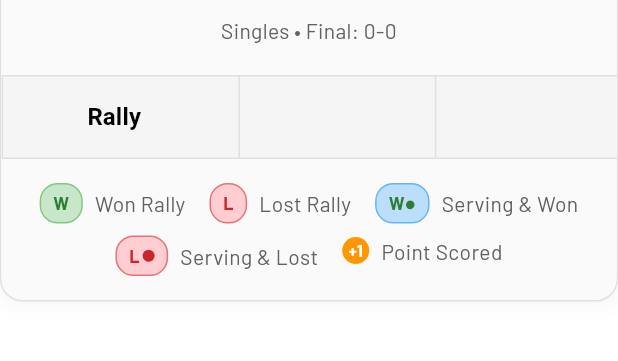
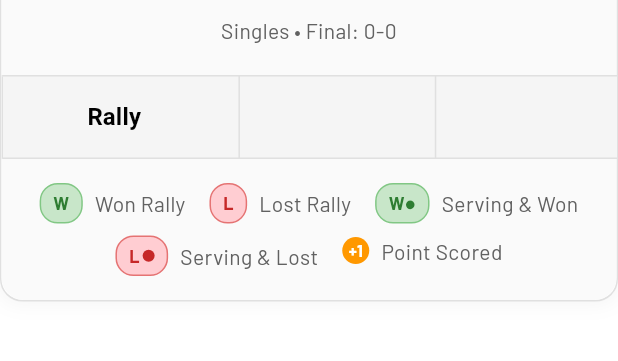
Before and after one commit to Force-Power-Infotech/pickleball_app, a Flutter app: the ScorecardScreen screen opened directly with empty values, on a phone screen of 412 x 824 dp, the part 255-616 px from its top. Run offline on Flutter 3.47's test engine with Material 3 defaults, Android fonts, the phone set to English and light mode, and no system bars; our stand-ins replace flutter_animate, google_fonts, shared_preferences; accounts and stored records are empty.

Commit message:
Change scorecard color scheme from blue to green for improved visibility

```diff
--- a/lib/screens/end_game_summary_screen.dart
+++ b/lib/screens/end_game_summary_screen.dart
@@ -1544,9 +1544,9 @@ class ScorecardScreen extends StatelessWidget {
                     Container(
                       padding: const EdgeInsets.symmetric(horizontal: 8, vertical: 4),
                       decoration: BoxDecoration(
-                        color: Colors.blue.shade100,
+                        color: Colors.green.shade100,
                         borderRadius: BorderRadius.circular(12),
-                        border: Border.all(color: Colors.blue.shade300),
+                        border: Border.all(color: Colors.green.shade300),
                       ),
                       child: Text(
                         'W●',
```
